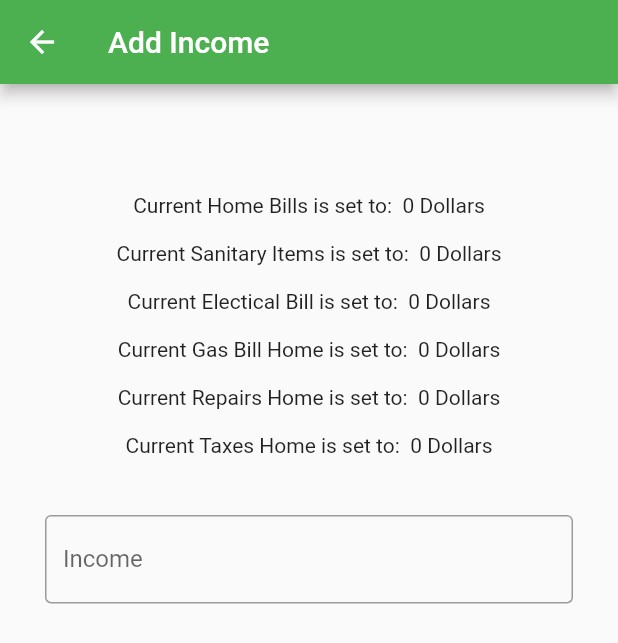
After one commit to ekam-g/Resses_Hacks, a Flutter app: the AddSpending screen opened directly, on a phone screen of 412 x 824 dp. The commit adds this screen. Shown: the top 643 px of the screen. Run offline on Flutter 3.47's test engine with Material 2 defaults, Android fonts, the phone set to English and light mode, and no system bars; our stand-ins replace shared_preferences; accounts and stored records are empty.

Commit message:
data displayed now time for writing

```diff
--- /dev/null
+++ b/lib/screens/AddSpending.dart
@@ -0,0 +1,188 @@
+import 'package:flutter/material.dart';
+import 'package:shared_preferences/shared_preferences.dart';
+
+import '../widgets/coolButtion.dart';
+
+class AddSpending extends StatefulWidget {
+  const AddSpending({
+    Key? key,
+  }) : super(key: key);
+
+  @override
+  State<AddSpending> createState() => _AddSpending();
+}
+
+class _AddSpending extends State<AddSpending> {
+  late TextEditingController incomeController;
+
+  int HomeBills = -1;
+  int SanitaryItems = -1;
+  int ElecticalBill = -1;
+  int GasBillHome = -1;
+  int RepairsHome = -1;
+  int TaxesHome = -1;
+  getData() async {
+    SharedPreferences prefs = await SharedPreferences.getInstance();
+    HomeBills = prefs.getInt('HomeBills') ?? 0;
+    if (HomeBills < 0) {
+      HomeBills = 0;
+    }
+    SanitaryItems = prefs.getInt('SanitaryItems') ?? 0;
+    if (SanitaryItems < 0) {
+      SanitaryItems = 0;
+    }
+    ElecticalBill = prefs.getInt('ElecticalBill') ?? 0;
+    if (ElecticalBill < 0) {
+      ElecticalBill = 0;
+    }
+    GasBillHome = prefs.getInt('GasBillHome') ?? 0;
+    if (GasBillHome < 0) {
+      GasBillHome = 0;
+    }
+    RepairsHome = prefs.getInt('RepairsHome') ?? 0;
+    if (RepairsHome < 0) {
+      RepairsHome = 0;
+    }
+    TaxesHome = prefs.getInt('TaxesHome') ?? 0;
+    if (TaxesHome < 0) {
+      TaxesHome = 0;
+    }
+    setState(() {});
+  }
+
+  @override
+  void initState() {
+    super.initState();
+    getData();
+    incomeController = TextEditingController();
+  }
+
+  @override
+  void dispose() {
+    incomeController.dispose();
+    super.dispose();
+  }
+
+  @override
+  Widget build(BuildContext context) {
+    if (TaxesHome == -1) {
+      return Container(
+          color: Colors.white,
+          child: const SizedBox(
+              height: 100, width: 100, child: CircularProgressIndicator()));
+    } else {
+      return Scaffold(
+        appBar: AppBar(
+          title: const Text("Add Income"),
+        ),
+        body: Center(
+          child: Column(
+            mainAxisAlignment: MainAxisAlignment.center,
+            children: <Widget>[
+              const Spacer(),
+              Padding(
+                padding: const EdgeInsets.all(8.0),
+                child: Text(
+                  'Current Home Bills is set to:  $HomeBills Dollars',
+                ),
+              ),
+              Padding(
+                padding: const EdgeInsets.all(8.0),
+                child: Text(
+                  'Current Sanitary Items is set to:  $SanitaryItems Dollars',
+                ),
+              ),
+              Padding(
+                padding: const EdgeInsets.all(8.0),
+                child: Text(
+                  'Current Electical Bill is set to:  $ElecticalBill Dollars',
+                ),
+              ),
+              Padding(
+                padding: const EdgeInsets.all(8.0),
+                child: Text(
+                  'Current Gas Bill Home is set to:  $GasBillHome Dollars',
+                ),
+              ),
+              Padding(
+                padding: const EdgeInsets.all(8.0),
+                child: Text(
+                  'Current Repairs Home is set to:  $RepairsHome Dollars',
+                ),
+              ),
+              Padding(
+                padding: const EdgeInsets.all(8.0),
+                child: Text(
+                  'Current Taxes Home is set to:  $TaxesHome Dollars',
+                ),
+              ),
+              Padding(
+                  padding: const EdgeInsets.all(30),
+                  child: TextField(
+                    controller: incomeController,
+                    obscureText: false,
+                    decoration: const InputDecoration(
+                      border: OutlineInputBorder(),
+                      labelText: 'Income',
+                    ),
+                  )),
+              const Spacer(
+                flex: 2,
+              ),
+              Row(
+                mainAxisAlignment: MainAxisAlignment.center,
+                children: <Widget>[
+                  const Spacer(
+                    flex: 2,
+                  ),
+                  // ExpandedButtonRow(
+                  //   flex: 3,
+                  //   text: 'Add',
+                  //   fontSize: 15,
+                  //   height: 70,
+                  //   onPressed: () async {
+                  //     final prefs = await SharedPreferences.getInstance();
+                  //     int newData = int.parse(incomeController.text) + Income;
+                  //     prefs.setInt('Income', newData);
+                  //     getData();
+                  //   },
+                  // ),
+                  // const Spacer(),
+                  // ExpandedButtonRow(
+                  //   flex: 3,
+                  //   text: 'Subtract',
+                  //   fontSize: 7,
+                  //   height: 70,
+                  //   onPressed: () async {
+                  //     final prefs = await SharedPreferences.getInstance();
+                  //     int newData = Income - int.parse(incomeController.text);
+                  //     prefs.setInt('Income', newData);
+                  //     getData();
+                  //   },
+                  // ),
+                  // const Spacer(),
+                  // ExpandedButtonRow(
+                  //   flex: 3,
+                  //   text: 'Reset',
+                  //   fontSize: 9,
+                  //   height: 70,
+                  //   onPressed: () async {
+                  //     final prefs = await SharedPreferences.getInstance();
+                  //     int newData = 0;
+                  //     prefs.setInt('Income', newData);
+                  //     getData();
+                  //   },
+                  // ),
+                  const Spacer(
+                    flex: 2,
+                  ),
+                ],
+              ),
+              const Spacer(flex: 4)
+            ],
+          ),
+        ),
+      );
+    }
+  }
+}
--- a/lib/screens/addData.dart
+++ b/lib/screens/addData.dart
@@ -2,6 +2,7 @@ import 'package:flutter/material.dart';
 import 'package:teckweek/screens/addbudget.dart';
 
 import '../widgets/coolButtion.dart';
+import 'AddSpending.dart';
 
 class AddData extends StatefulWidget {
   const AddData({
@@ -50,12 +51,12 @@ class _AddData extends State<AddData> {
             const Spacer(),
             ExpandedButton(
               fontSize: 15,
-              text: 'Add Spending',
+              text: 'Add Home Spending',
               flex: 2,
               onPressed: () {
                 Navigator.push(
                   context,
-                  MaterialPageRoute(builder: (context) => const addBudget()),
+                  MaterialPageRoute(builder: (context) => const AddSpending()),
                 );
               },
               width: 200,
```
